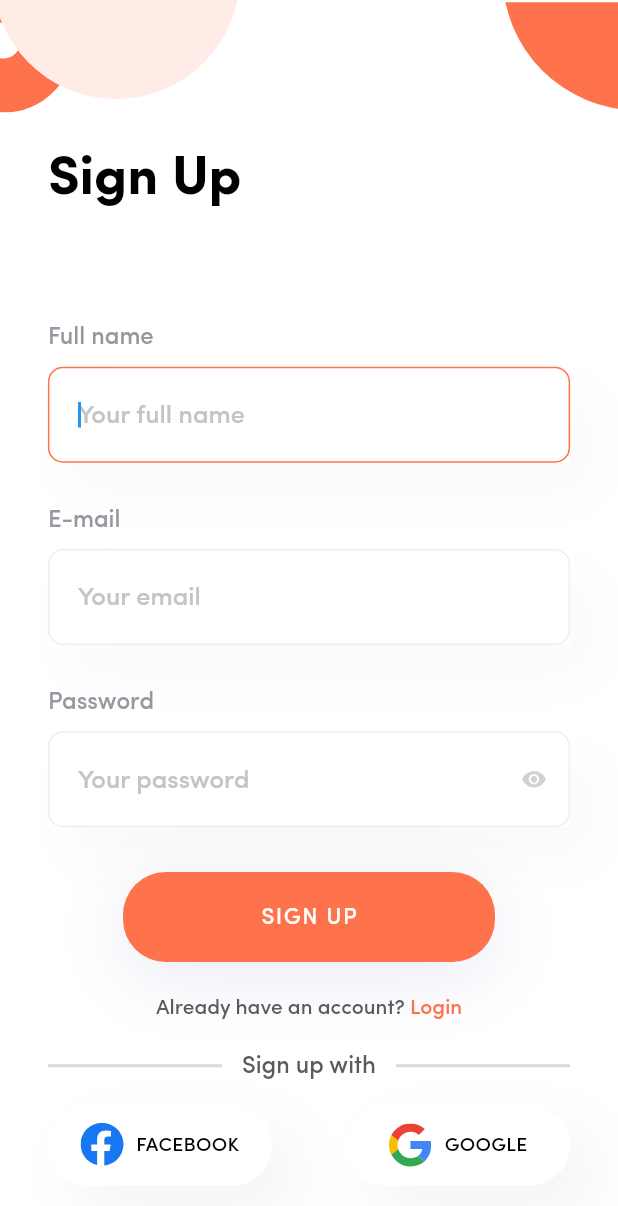
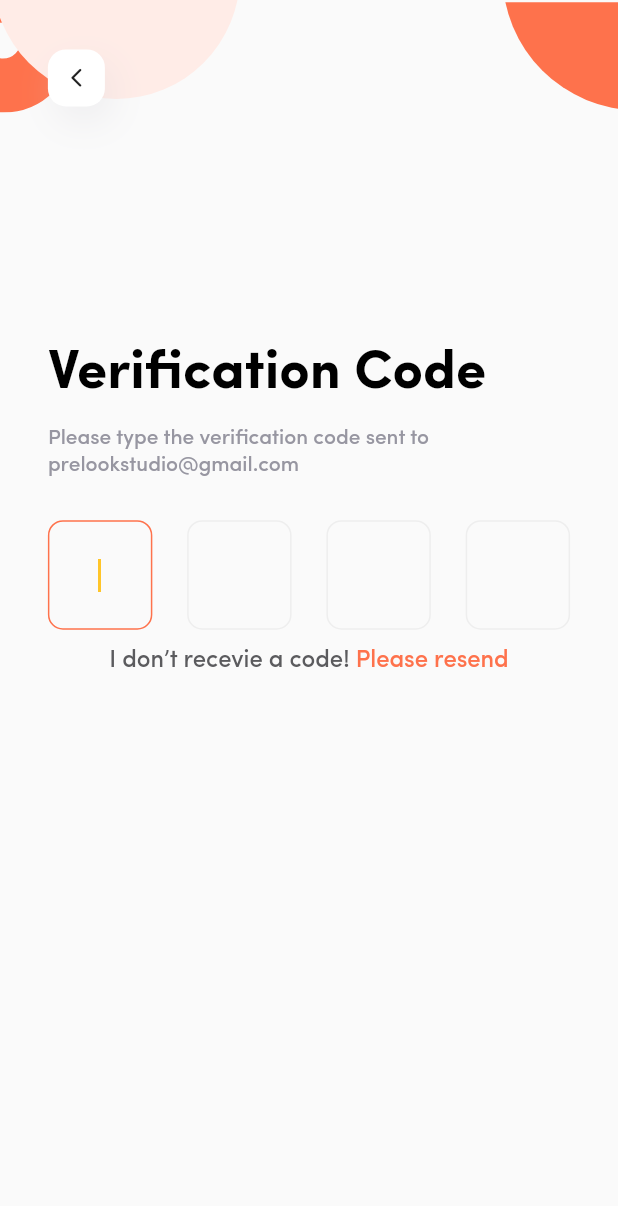
Before and after one commit to TuNinh99/food_app, a Flutter app: the screen it shows after launch, on a phone screen of 412 x 824 dp. Shown: the top 1206 px of the screen. Run offline on Flutter 3.47's test engine with Material 2 defaults, Android fonts, the light colour scheme and no system bars; our stand-ins replace device_preview, flutter_svg.

Commit message:
complete verification code page

```diff
--- a/lib/main.dart
+++ b/lib/main.dart
@@ -7,6 +7,7 @@ import 'package:food_app/pages/home_page.dart';
 import 'package:food_app/pages/login_page.dart';
 import 'package:food_app/pages/signup_page.dart';
 import 'package:food_app/pages/splash_page.dart';
+import 'package:food_app/pages/verification_page.dart';
 import 'package:food_app/pages/welcome_page.dart';
 
 void main() {
@@ -35,12 +36,13 @@ class FoodApp extends StatelessWidget {
         primarySwatch: Colors.blue,
       ),
       // home: const HomePage(),
-      initialRoute: '$SignUpPage',
+      initialRoute: '$VerificationPage',
       routes: {
         '$SplashPage': (context) => const SplashPage(),
         '$WelcomePage': (context) => const WelcomePage(),
         '$SignUpPage': (context) => const SignUpPage(),
         '$LoginPage': (context) => const LoginPage(),
+        '$VerificationPage': (context) => const VerificationPage(),
         '$HomePage': (context) => const HomePage(),
         '$FoodPage': (context) => const FoodPage(),
         '$CategoryPage': (context) => const CategoryPage(),
--- /dev/null
+++ b/lib/pages/verification_page.dart
@@ -0,0 +1,131 @@
+import 'package:flutter/material.dart';
+import 'package:food_app/utils/common_define.dart';
+import 'package:food_app/utils/themes.dart';
+import 'package:food_app/widgets/dismiss_keyboard.dart';
+import 'package:food_app/widgets/header_sign_pages.dart';
+import 'package:food_app/widgets/scrolling_when_keyboard_appear.dart';
+import 'package:food_app/widgets/text_input_field.dart';
+
+class VerificationPage extends StatelessWidget {
+  const VerificationPage(
+      {super.key, this.verifyEmail = 'prelookstudio@gmail.com'});
+
+  final String verifyEmail;
+
+  @override
+  Widget build(BuildContext context) {
+    final Size size = MediaQuery.of(context).size;
+    return Scaffold(
+      body: DismissKeyboard(
+        child: ScrollingWhenKeyboardAppear(
+          child: Column(
+            crossAxisAlignment: CrossAxisAlignment.start,
+            children: [
+              HeaderSignPages(
+                size: size,
+                isVisibleBackButton: true,
+              ),
+              Expanded(
+                flex: 10,
+                child: Padding(
+                  padding:
+                      EdgeInsets.symmetric(horizontal: size.width * 0.0775),
+                  child: Column(
+                    crossAxisAlignment: CrossAxisAlignment.start,
+                    children: [
+                      const Spacer(
+                        flex: 2,
+                      ),
+                      Expanded(
+                        flex: 5,
+                        child: Column(
+                          crossAxisAlignment: CrossAxisAlignment.start,
+                          children: [
+                            Text(
+                              'Verification Code',
+                              style: PrimaryFont.semiBold(36.5).copyWith(
+                                color: kColorBlack,
+                                height: 1.2,
+                              ),
+                            ),
+                            const SizedBox(
+                              height: 12,
+                            ),
+                            Text(
+                              'Please type the verification code sent to $verifyEmail',
+                              style: PrimaryFont.medium(14).copyWith(
+                                color: const Color(0XFF9796A1),
+                                height: 1.3,
+                              ),
+                            ),
+                            const SizedBox(
+                              height: 30,
+                            ),
+                            Row(
+                              crossAxisAlignment: CrossAxisAlignment.center,
+                              children: const [
+                                Expanded(
+                                  flex: 3,
+                                  child:
+                                      TextInputField(inputType: InputType.Code),
+                                ),
+                                Spacer(),
+                                Expanded(
+                                  flex: 3,
+                                  child:
+                                      TextInputField(inputType: InputType.Code),
+                                ),
+                                Spacer(),
+                                Expanded(
+                                  flex: 3,
+                                  child:
+                                      TextInputField(inputType: InputType.Code),
+                                ),
+                                Spacer(),
+                                Expanded(
+                                  flex: 3,
+                                  child:
+                                      TextInputField(inputType: InputType.Code),
+                                ),
+                              ],
+                            ),
+                            const SizedBox(
+                              height: 12,
+                            ),
+                            Center(
+                              child: RichText(
+                                text: TextSpan(
+                                  text: 'I don’t recevie a code! ',
+                                  style: PrimaryFont.medium(16).copyWith(
+                                    color: const Color(0XFF5B5B5E),
+                                    height: 1,
+                                  ),
+                                  children: [
+                                    TextSpan(
+                                      text: 'Please resend',
+                                      style: PrimaryFont.medium(16).copyWith(
+                                        color: kColorPrimary,
+                                        height: 1,
+                                      ),
+                                    ),
+                                  ],
+                                ),
+                              ),
+                            ),
+                          ],
+                        ),
+                      ),
+                      const Spacer(
+                        flex: 3,
+                      ),
+                    ],
+                  ),
+                ),
+              )
+            ],
+          ),
+        ),
+      ),
+    );
+  }
+}
--- a/lib/utils/common_define.dart
+++ b/lib/utils/common_define.dart
@@ -1,3 +1,10 @@
 // ignore_for_file: constant_identifier_names
 
-enum InputType { Normal, Email, Phone, Password }
+enum InputType {
+  Normal,
+  Email,
+  Phone,
+  Password,
+  Number,
+  Code,
+}
--- a/lib/widgets/scrolling_when_keyboard_appear.dart
+++ b/lib/widgets/scrolling_when_keyboard_appear.dart
@@ -19,6 +19,7 @@ class ScrollingWhenKeyboardAppear extends StatelessWidget {
         height: size.height,
         child: child,
       ),
+
       // child: ConstrainedBox(
       //   constraints: BoxConstraints(
       //     minWidth: size.width,
--- /dev/null
+++ b/lib/widgets/text_input_field.dart
@@ -0,0 +1,96 @@
+import 'package:flutter/material.dart';
+import 'package:food_app/utils/common_define.dart';
+
+import '../utils/themes.dart';
+
+class TextInputField extends StatefulWidget {
+  const TextInputField({
+    super.key,
+    required this.inputType,
+    this.hintText = '',
+  });
+
+  final InputType inputType;
+  final String hintText;
+
+  @override
+  State<TextInputField> createState() => _TextInputFieldState();
+}
+
+class _TextInputFieldState extends State<TextInputField> {
+  bool _isHidePassword = true;
+
+  @override
+  Widget build(BuildContext context) {
+    return TextFormField(
+      cursorColor: kColorYellow,
+      cursorHeight: 22.0,
+
+      autofocus: true,
+      focusNode: FocusNode(),
+
+      //Set position of text input is center of text field
+      textAlign: TextAlign.center,
+
+      //Set max length character of text field
+      maxLength: widget.inputType == InputType.Code ? 1 : null,
+
+      obscureText:
+          widget.inputType == InputType.Password ? _isHidePassword : false,
+
+      decoration: InputDecoration(
+        //hide counter when set maxlength
+        counter: const Offstage(),
+
+        hintText: widget.hintText,
+        suffixIcon: widget.inputType == InputType.Password
+            ? IconButton(
+                onPressed: () => setState(() {
+                  _isHidePassword = !_isHidePassword;
+                }),
+                icon: Icon(
+                  _isHidePassword ? Icons.visibility : Icons.visibility_off,
+                  color: const Color(0XFFD0D2D1),
+                  size: 17,
+                ),
+                splashColor: Colors.transparent,
+                highlightColor: Colors.transparent,
+                hoverColor: Colors.transparent,
+              )
+            : null,
+        hintStyle: PrimaryFont.medium(17).copyWith(
+          color: const Color(0XFFC4C4C4),
+          height: 1,
+        ),
+        enabledBorder: OutlineInputBorder(
+          borderRadius: BorderRadius.circular(10.0),
+          borderSide: const BorderSide(
+            width: 1,
+            style: BorderStyle.solid,
+            color: Color(0XFFEEEEEE),
+          ),
+        ),
+        focusedBorder: OutlineInputBorder(
+          borderRadius: BorderRadius.circular(10.0),
+          borderSide: const BorderSide(
+            color: kColorPrimary,
+          ),
+        ),
+        contentPadding: widget.inputType == InputType.Code
+            ? const EdgeInsets.all(23)
+            : const EdgeInsets.only(
+                left: 20,
+                top: 25,
+                bottom: 22,
+              ),
+      ),
+      style: PrimaryFont.medium(widget.inputType == InputType.Code ? 27.2 : 17)
+          .copyWith(
+        color: widget.inputType == InputType.Code
+            ? kColorPrimary
+            : const Color(0XFF111719),
+        height: 1,
+      ),
+    );
+  }
+}
--- a/lib/widgets/text_input_group.dart
+++ b/lib/widgets/text_input_group.dart
@@ -2,6 +2,7 @@
 import 'package:flutter/material.dart';
 import 'package:food_app/utils/common_define.dart';
 import 'package:food_app/utils/themes.dart';
+import 'package:food_app/widgets/text_input_field.dart';
 
 class TextInputGroup extends StatefulWidget {
   const TextInputGroup(
@@ -19,8 +20,6 @@ class TextInputGroup extends StatefulWidget {
 }
 
 class TextInputGroupState extends State<TextInputGroup> {
-  bool _isHidePassword = true;
-
   @override
   Widget build(BuildContext context) {
     return Column(
@@ -47,59 +46,9 @@ class TextInputGroupState extends State<TextInputGroup> {
               ),
             ],
           ),
-          child: TextFormField(
-            autofocus: true,
-            focusNode: FocusNode(),
-            obscureText: widget.inputType == InputType.Password
-                ? _isHidePassword
-                : false,
-            decoration: InputDecoration(
-              hintText: widget.hintText,
-              suffixIcon: widget.inputType == InputType.Password
-                  ? IconButton(
-                      onPressed: () => setState(() {
-                        _isHidePassword = !_isHidePassword;
-                      }),
-                      icon: Icon(
-                        _isHidePassword
-                            ? Icons.visibility
-                            : Icons.visibility_off,
-                        color: const Color(0XFFD0D2D1),
-                        size: 17,
-                      ),
-                      splashColor: Colors.transparent,
-                      highlightColor: Colors.transparent,
-                      hoverColor: Colors.transparent,
-                    )
-                  : null,
-              hintStyle: PrimaryFont.medium(17).copyWith(
-                color: const Color(0XFFC4C4C4),
-                height: 1,
-              ),
-              enabledBorder: OutlineInputBorder(
-                borderRadius: BorderRadius.circular(10.0),
-                borderSide: const BorderSide(
-                  width: 1,
-                  style: BorderStyle.solid,
-                  color: Color(0XFFEEEEEE),
-                ),
-              ),
-              focusedBorder: OutlineInputBorder(
-                borderRadius: BorderRadius.circular(10.0),
-                borderSide: const BorderSide(
-                  color: kColorPrimary,
-                ),
-              ),
-              contentPadding: const EdgeInsets.only(
-                left: 20,
-                top: 25,
-                bottom: 22,
-              ),
-            ),
-            style: PrimaryFont.medium(17).copyWith(
-              color: const Color(0XFF111719),
-              height: 1,
-            ),
+          child: TextInputField(
+            inputType: widget.inputType,
+            hintText: widget.hintText,
           ),
         ),
       ],
```
